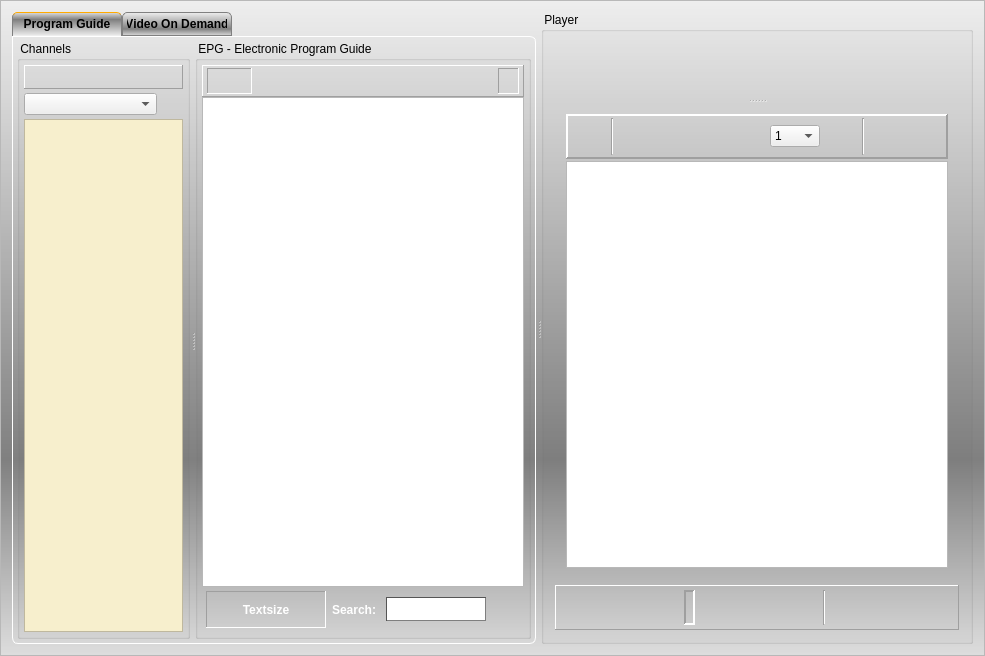
Before: the Qt Designer form vlc-record/forms/recorder_inc.ui in code-google-com/vlc-record, drawn with Qt 5.
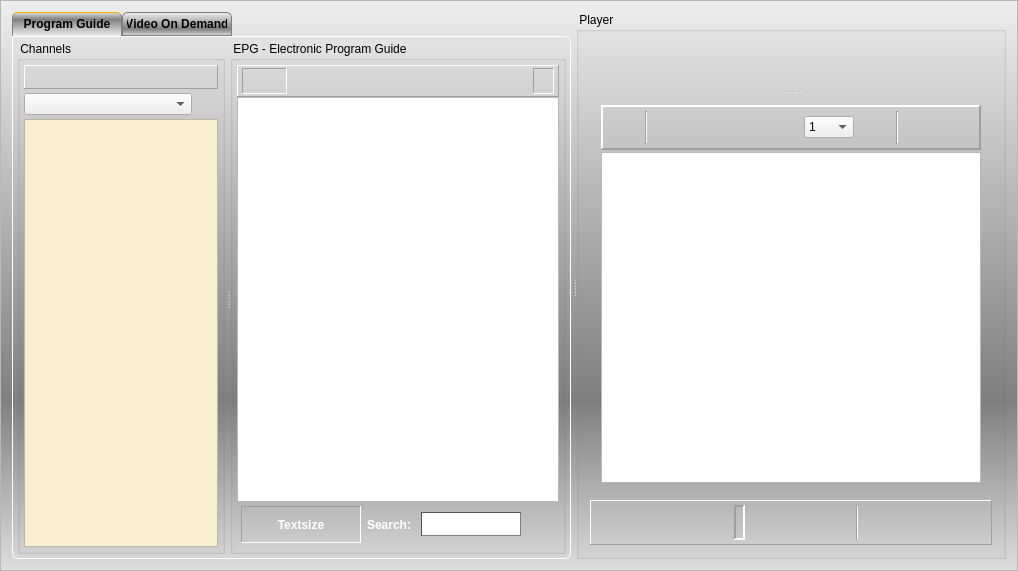
After: the same form once the commit is applied. Icons and pictures are not drawn. Custom widgets are drawn as their Qt base class.

Commit message: - add button and overlay to enter / leave windowed mode  - when first enter windowed mode place window where player was

```diff
--- a/vlc-record/forms/recorder_inc.ui
+++ b/vlc-record/forms/recorder_inc.ui
@@ -6,8 +6,8 @@
    <rect>
     <x>0</x>
     <y>0</y>
-    <width>985</width>
-    <height>656</height>
+    <width>1018</width>
+    <height>571</height>
    </rect>
   </property>
   <property name="windowIcon">
@@ -982,17 +982,8 @@
                  <property name="spacing">
                   <number>4</number>
                  </property>
-                 <property name="leftMargin">
-                  <number>5</number>
-                 </property>
-                 <property name="topMargin">
-                  <number>2</number>
-                 </property>
-                 <property name="rightMargin">
-                  <number>5</number>
-                 </property>
-                 <property name="bottomMargin">
-                  <number>2</number>
+                 <property name="margin">
+                  <number>4</number>
                  </property>
                  <item>
                   <widget class="QPushButton" name="pushLive">
@@ -1373,6 +1364,38 @@
              <property name="margin">
               <number>4</number>
              </property>
+             <item>
+              <widget class="QPushButton" name="pushScrnShot">
+               <property name="minimumSize">
+                <size>
+                 <width>28</width>
+                 <height>28</height>
+                </size>
+               </property>
+               <property name="maximumSize">
+                <size>
+                 <width>28</width>
+                 <height>28</height>
+                </size>
+               </property>
+               <property name="toolTip">
+                <string>Screenshot</string>
+               </property>
+               <property name="text">
+                <string/>
+               </property>
+               <property name="icon">
+                <iconset resource="../common.qrc">
+                 <normaloff>:/app/cam</normaloff>:/app/cam</iconset>
+               </property>
+               <property name="autoDefault">
+                <bool>false</bool>
+               </property>
+               <property name="flat">
+                <bool>true</bool>
+               </property>
+              </widget>
+             </item>
              <item>
               <spacer name="horizontalSpacer">
                <property name="orientation">
```
The commit also changes 21 other files.
